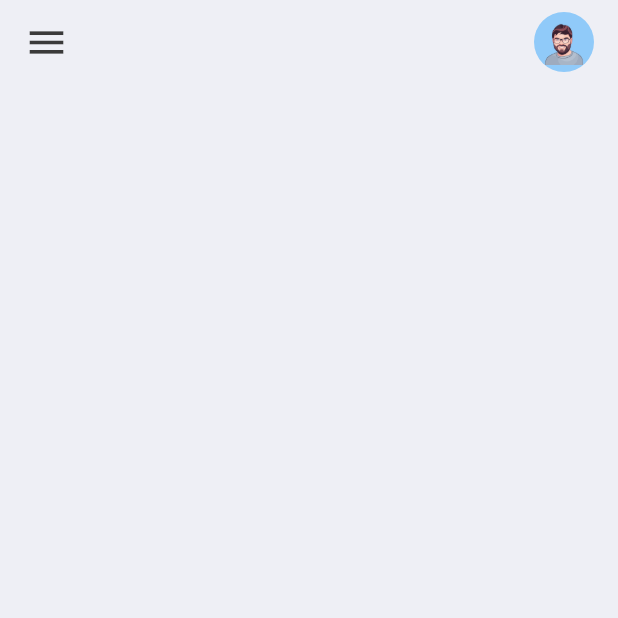
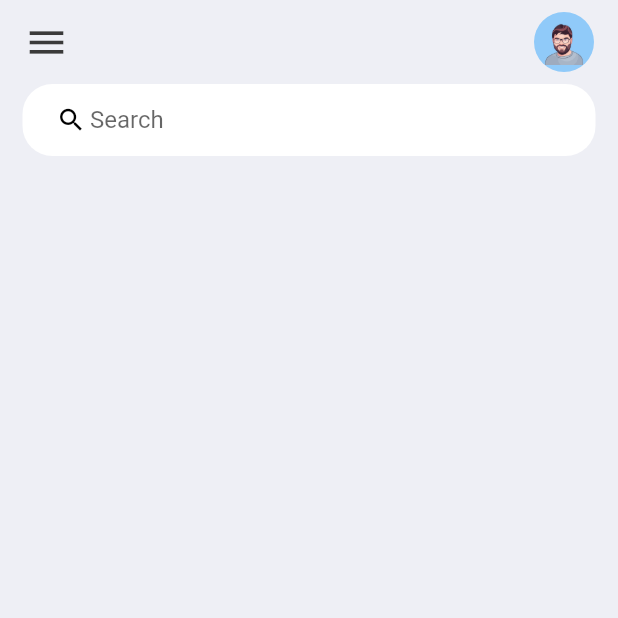
Before and after one commit to mehdigharibi/MyFlutterTodo, a Flutter app: the screen it shows after launch, on a phone screen of 412 x 824 dp, the top half of it. Run offline on Flutter 3.47's test engine with Material 2 defaults, Android fonts, the phone set to English and light mode, and no system bars.

Commit message:
Add SearchBox Widget

```diff
--- a/lib/screens/home.dart
+++ b/lib/screens/home.dart
@@ -2,6 +2,7 @@ import 'package:flutter/material.dart';
 import 'package:flutter/services.dart';
 import 'package:mytodo/constants/colors.dart';
 import 'package:mytodo/widgets/appBar.dart';
+import 'package:mytodo/widgets/searchBox.dart';
 
 class homeScreen extends StatefulWidget {
   const homeScreen({super.key});
@@ -20,7 +21,14 @@ class _homeScreenState extends State<homeScreen> {
       home: Scaffold(
         backgroundColor: TdBGcolor,
         appBar: buildAppbar(),
-        body: Container(),
+        body: Container(
+          padding: EdgeInsets.symmetric(horizontal: 15),
+          child: Column(
+            children: [
+              searchBox(),
+            ],
+          ),
+        ),
       ),
     );
   }
--- /dev/null
+++ b/lib/widgets/searchBox.dart
@@ -0,0 +1,24 @@
+import 'package:flutter/material.dart';
+
+Container searchBox() {
+  return Container(
+    padding: EdgeInsets.symmetric(horizontal: 20),
+    decoration: BoxDecoration(
+      color: Colors.white,
+      borderRadius: BorderRadius.circular(20),
+    ),
+    child: const TextField(
+      decoration: InputDecoration(
+        contentPadding: EdgeInsets.all(0),
+        prefixIcon: Icon(
+          Icons.search,
+          color: Colors.black,
+          size: 20,
+        ),
+        prefixIconConstraints: BoxConstraints(maxHeight: 20, minWidth: 25),
+        hintText: 'Search',
+        border: InputBorder.none,
+      ),
+    ),
+  );
+}
```
